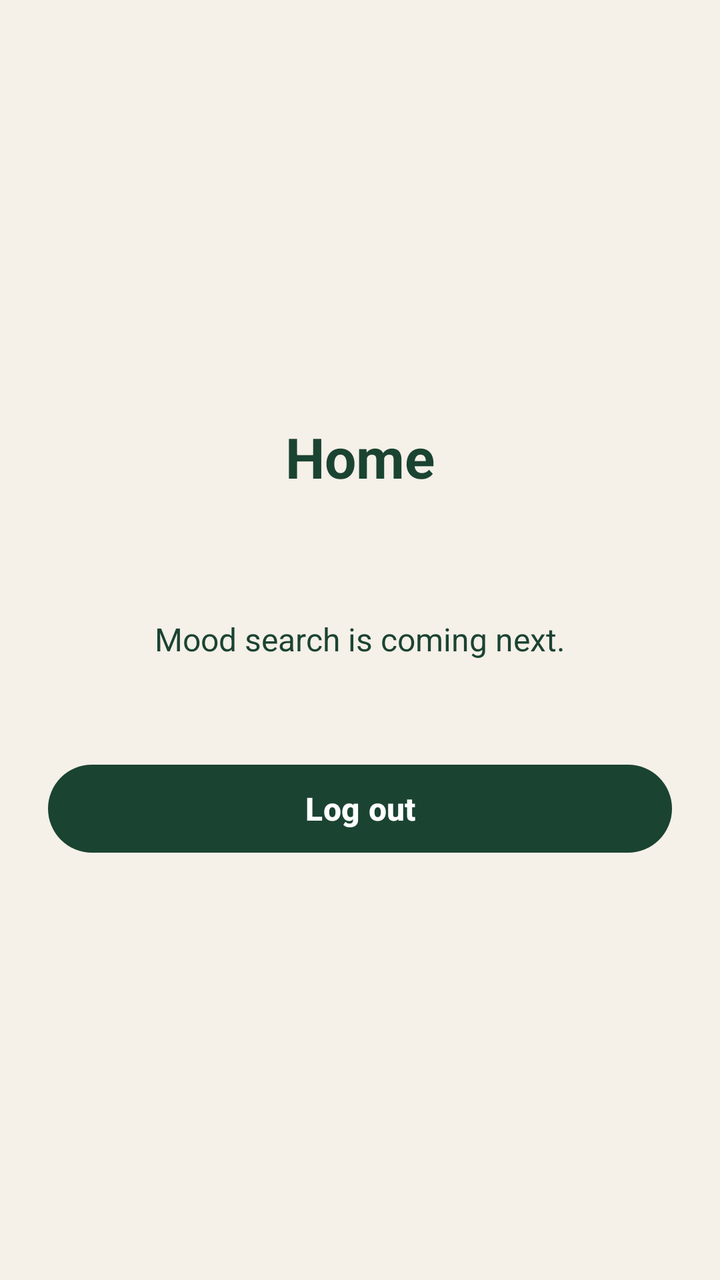
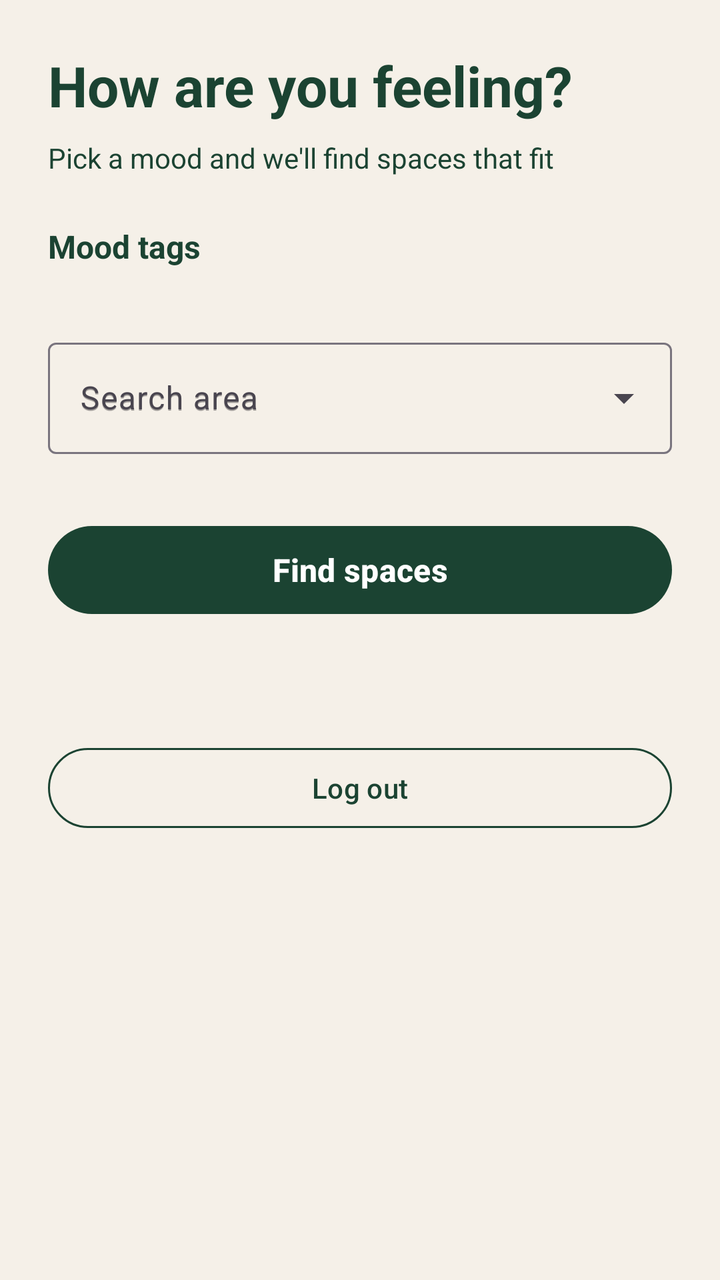

Two renders of the same Android screen: before a commit and after it. Below are the layout's source before the change and the commit's diff.
<!-- AndroidManifest.xml: application theme Theme.Vibe -->
<!-- res/layout/activity_home.xml -->
<?xml version="1.0" encoding="utf-8"?>
<ScrollView xmlns:android="http://schemas.android.com/apk/res/android"
    android:id="@+id/rootScrollView"
    android:layout_width="match_parent"
    android:layout_height="match_parent"
    android:background="@color/vibe_cream"
    android:fillViewport="true">

    <LinearLayout
        android:layout_width="match_parent"
        android:layout_height="wrap_content"
        android:gravity="center"
        android:orientation="vertical"
        android:padding="24dp">

        <TextView
            android:id="@+id/titleTextView"
            android:layout_width="wrap_content"
            android:layout_height="wrap_content"
            android:text="@string/home_title"
            android:textColor="@color/vibe_green"
            android:textSize="28sp"
            android:textStyle="bold" />

        <TextView
            android:id="@+id/signedInAsTextView"
            android:layout_width="wrap_content"
            android:layout_height="wrap_content"
            android:layout_marginTop="16dp"
            android:textColor="@color/vibe_green"
            android:textSize="16sp" />

        <TextView
            android:id="@+id/placeholderTextView"
            android:layout_width="wrap_content"
            android:layout_height="wrap_content"
            android:layout_marginTop="24dp"
            android:text="@string/home_placeholder"
            android:textColor="@color/vibe_green"
            android:textSize="16sp" />

        <com.google.android.material.button.MaterialButton
            android:id="@+id/logoutButton"
            style="@style/Widget.Vibe.Button.Primary"
            android:layout_width="match_parent"
            android:layout_height="wrap_content"
            android:layout_marginTop="48dp"
            android:text="@string/logout_button" />

    </LinearLayout>
</ScrollView>
<!-- resources referenced by this layout -->
<resources>
  <color name="vibe_cream">#F5F0E8</color>
  <color name="vibe_green">#1B4332</color>
  <string name="home_placeholder">Mood search is coming next.</string>
  <string name="home_title">Home</string>
  <string name="logout_button">Log out</string>
  <style name="Widget.Vibe.Button.Primary" parent="Widget.Material3.Button">
          <item name="backgroundTint">@color/vibe_green</item>
          <item name="android:textColor">@color/white</item>
          <item name="android:textSize">16sp</item>
          <item name="android:textStyle">bold</item>
          <item name="cornerRadius">24dp</item>
          <item name="android:minHeight">52dp</item>
      </style>
  <style name="Theme.Vibe" parent="Base.Theme.Vibe" />
  <color name="white">#FFFFFF</color>
  <style name="Base.Theme.Vibe" parent="Theme.Material3.Light.NoActionBar">
          <item name="colorPrimary">@color/vibe_green</item>
          <item name="colorOnPrimary">@color/white</item>
          <item name="colorSecondary">@color/vibe_orange</item>
          <item name="android:colorBackground">@color/vibe_cream</item>
          <item name="colorSurface">@color/vibe_cream</item>
          <item name="colorError">@color/vibe_error</item>
  
          <item name="android:statusBarColor">@android:color/transparent</item>
          <item name="android:windowLightStatusBar">true</item>
  
          <item name="textInputStyle">@style/Widget.Material3.TextInputLayout.OutlinedBox</item>
      </style>
  <color name="vibe_orange">#E85D04</color>
  <color name="vibe_error">#B3261E</color>
</resources>

<!-- the commit's change to res/layout/activity_home.xml (unified diff, before → after) -->
@@ -1,5 +1,6 @@
 <?xml version="1.0" encoding="utf-8"?>
 <ScrollView xmlns:android="http://schemas.android.com/apk/res/android"
+    xmlns:app="http://schemas.android.com/apk/res-auto"
     android:id="@+id/rootScrollView"
     android:layout_width="match_parent"
     android:layout_height="match_parent"
@@ -9,7 +10,6 @@
     <LinearLayout
         android:layout_width="match_parent"
         android:layout_height="wrap_content"
-        android:gravity="center"
         android:orientation="vertical"
         android:padding="24dp">
 
@@ -17,35 +17,114 @@
             android:id="@+id/titleTextView"
             android:layout_width="wrap_content"
             android:layout_height="wrap_content"
-            android:text="@string/home_title"
+            android:text="@string/home_heading"
             android:textColor="@color/vibe_green"
             android:textSize="28sp"
             android:textStyle="bold" />
 
         <TextView
+            android:id="@+id/subtitleTextView"
+            android:layout_width="wrap_content"
+            android:layout_height="wrap_content"
+            android:layout_marginTop="8dp"
+            android:text="@string/home_subtitle"
+            android:textColor="@color/vibe_green"
+            android:textSize="14sp" />
+
+        <TextView
+            android:layout_width="wrap_content"
+            android:layout_height="wrap_content"
+            android:layout_marginTop="24dp"
+            android:text="@string/mood_tags_heading"
+            android:textColor="@color/vibe_green"
+            android:textSize="16sp"
+            android:textStyle="bold" />
+
+        <FrameLayout
+            android:layout_width="match_parent"
+            android:layout_height="wrap_content"
+            android:layout_marginTop="8dp">
+
+            <com.google.android.material.chip.ChipGroup
+                android:id="@+id/chipGroupMoods"
+                android:layout_width="match_parent"
+                android:layout_height="wrap_content"
+                app:selectionRequired="false"
+                app:singleSelection="true" />
+
+            <ProgressBar
+                android:id="@+id/tagsProgressBar"
+                android:layout_width="wrap_content"
+                android:layout_height="wrap_content"
+                android:layout_gravity="center"
+                android:indeterminateTint="@color/vibe_orange"
+                android:visibility="gone" />
+        </FrameLayout>
+
+        <LinearLayout
+            android:id="@+id/tagsErrorLayout"
+            android:layout_width="match_parent"
+            android:layout_height="wrap_content"
+            android:layout_marginTop="8dp"
+            android:gravity="center"
+            android:orientation="vertical"
+            android:visibility="gone">
+
+            <TextView
+                android:layout_width="wrap_content"
+                android:layout_height="wrap_content"
+                android:text="@string/moods_load_error"
+                android:textColor="@color/vibe_green" />
+
+            <com.google.android.material.button.MaterialButton
+                android:id="@+id/tagsRetryButton"
+                style="@style/Widget.Vibe.Button.Primary"
+                android:layout_width="wrap_content"
+                android:layout_height="wrap_content"
+                android:layout_marginTop="8dp"
+                android:text="@string/try_again" />
+        </LinearLayout>
+
+        <com.google.android.material.textfield.TextInputLayout
+            style="@style/Widget.Material3.TextInputLayout.OutlinedBox.ExposedDropdownMenu"
+            android:layout_width="match_parent"
+            android:layout_height="wrap_content"
+            android:layout_marginTop="24dp"
+            android:hint="@string/search_area_label">
+
+            <AutoCompleteTextView
+                android:id="@+id/autoCompleteArea"
+                android:layout_width="match_parent"
+                android:layout_height="wrap_content"
+                android:hint="@string/search_area_label"
+                android:inputType="none" />
+        </com.google.android.material.textfield.TextInputLayout>
+
+        <com.google.android.material.button.MaterialButton
+            android:id="@+id/findSpacesButton"
+            style="@style/Widget.Vibe.Button.Primary"
+            android:layout_width="match_parent"
+            android:layout_height="wrap_content"
+            android:layout_marginTop="32dp"
+            android:enabled="false"
+            android:text="@string/find_spaces_button" />
+
+        <TextView
             android:id="@+id/signedInAsTextView"
             android:layout_width="wrap_content"
             android:layout_height="wrap_content"
-            android:layout_marginTop="16dp"
+            android:layout_marginTop="24dp"
             android:textColor="@color/vibe_green"
-            android:textSize="16sp" />
-
-        <TextView
-            android:id="@+id/placeholderTextView"
-            android:layout_width="wrap_content"
-            android:layout_height="wrap_content"
-            android:layout_marginTop="24dp"
-            android:text="@string/home_placeholder"
-            android:textColor="@color/vibe_green"
-            android:textSize="16sp" />
+            android:textSize="14sp" />
 
         <com.google.android.material.button.MaterialButton
             android:id="@+id/logoutButton"
-            style="@style/Widget.Vibe.Button.Primary"
+            style="@style/Widget.Material3.Button.OutlinedButton"
             android:layout_width="match_parent"
             android:layout_height="wrap_content"
-            android:layout_marginTop="48dp"
-            android:text="@string/logout_button" />
+            android:layout_marginTop="16dp"
+            android:text="@string/logout_button"
+            app:strokeColor="@color/vibe_green" />
 
     </LinearLayout>
 </ScrollView>
<!-- resource entries referenced after the edit -->
@@ -2,9 +2,11 @@
 <resources>
   <color name="vibe_cream">#F5F0E8</color>
   <color name="vibe_green">#1B4332</color>
-  <string name="home_placeholder">Mood search is coming next.</string>
-  <string name="home_title">Home</string>
   <string name="logout_button">Log out</string>
+  <string name="mood_tags_heading">Mood tags</string>
+  <string name="moods_load_error">Couldn\'t load moods. Check your connection.</string>
+  <string name="search_area_label">Search area</string>
+  <string name="try_again">Try again</string>
   <style name="Widget.Vibe.Button.Primary" parent="Widget.Material3.Button">
           <item name="backgroundTint">@color/vibe_green</item>
           <item name="android:textColor">@color/white</item>
@@ -29,6 +31,9 @@
           <item name="textInputStyle">@style/Widget.Material3.TextInputLayout.OutlinedBox</item>
       </style>
   <color name="vibe_orange">#E85D04</color>
+  <string name="find_spaces_button">Find spaces</string>
+  <string name="home_heading">How are you feeling?</string>
+  <string name="home_subtitle">Pick a mood and we\'ll find spaces that fit</string>
   <color name="vibe_error">#B3261E</color>
 </resources>
 
